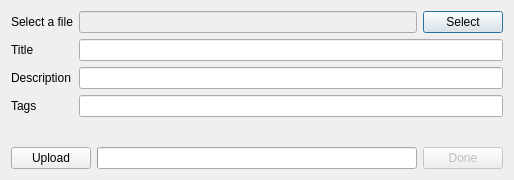
Above: uploaddialog.ui from kshlm/FreOffice-Online-Services-Plugin before the change. Below: the same form after it.
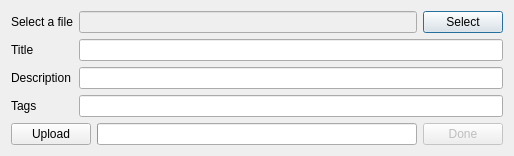
That is the form after the change.

Commit message: Added Information Banners to the upload dialogs as well.

```diff
--- a/uploaddialog.ui
+++ b/uploaddialog.ui
@@ -10,7 +10,7 @@
     <x>0</x>
     <y>0</y>
     <width>514</width>
-    <height>180</height>
+    <height>147</height>
    </rect>
   </property>
   <property name="sizePolicy">
@@ -95,19 +95,6 @@
      </item>
     </layout>
    </item>
-   <item>
-    <widget class="QLabel" name="uploadLabel">
-     <property name="text">
-      <string/>
-     </property>
-     <property name="alignment">
-      <set>Qt::AlignCenter</set>
-     </property>
-     <property name="wordWrap">
-      <bool>true</bool>
-     </property>
-    </widget>
-   </item>
    <item>
     <layout class="QHBoxLayout" name="horizontalLayout">
      <item>
```
The commit also changes 2 other files.
